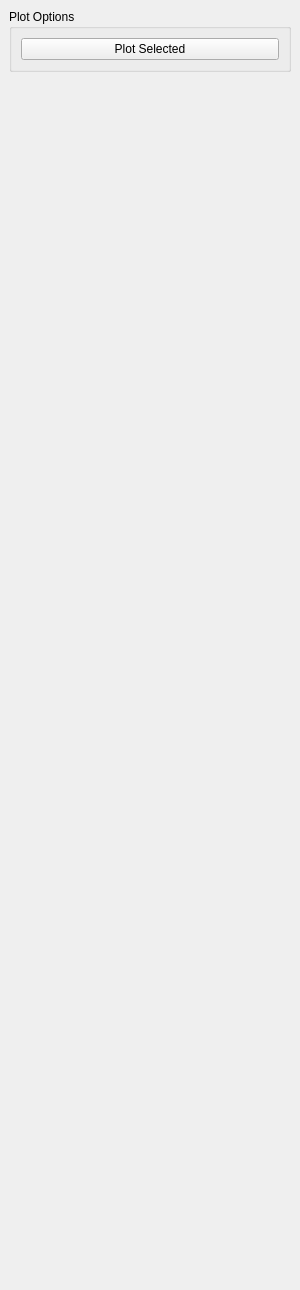
Above: spectralprofiler_dockwidget_base.ui from lesliemayer/spectralProfiler before the change. Below: the same form after it.
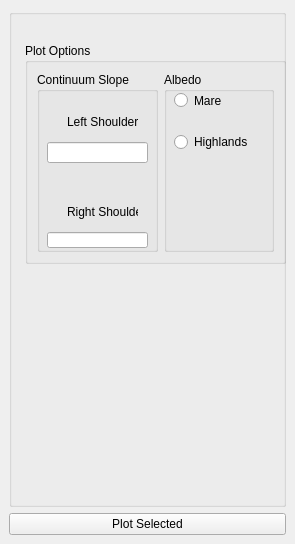
That is the form after the change.

Commit message: feat : setting correction button to "Mare", changed dock gui (added radio buttons and text boxes)

Patch:
```diff
--- a/spectralprofiler_dockwidget_base.ui
+++ b/spectralprofiler_dockwidget_base.ui
@@ -9,8 +9,8 @@
    <rect>
     <x>0</x>
     <y>0</y>
-    <width>300</width>
-    <height>1290</height>
+    <width>295</width>
+    <height>544</height>
    </rect>
   </property>
   <property name="windowTitle">
@@ -73,33 +73,122 @@
          </property>
          <layout class="QVBoxLayout" name="verticalLayout_2">
           <item>
-           <widget class="QGroupBox" name="groupBox_10">
+           <widget class="QGroupBox" name="groupBox_2">
             <property name="title">
-             <string>Plot Options</string>
+             <string/>
             </property>
-            <layout class="QGridLayout" name="gridLayout_11">
-             <item row="0" column="0">
-              <widget class="QPushButton" name="plot_selected">
-               <property name="text">
-                <string>Plot Selected</string>
-               </property>
-              </widget>
-             </item>
-            </layout>
+            <widget class="QGroupBox" name="groupBox_10">
+             <property name="geometry">
+              <rect>
+               <x>16</x>
+               <y>34</y>
+               <width>261</width>
+               <height>221</height>
+              </rect>
+             </property>
+             <property name="title">
+              <string>Plot Options</string>
+             </property>
+             <layout class="QGridLayout" name="gridLayout_11">
+              <item row="1" column="1">
+               <widget class="QGroupBox" name="groupBox">
+                <property name="title">
+                 <string>Albedo</string>
+                </property>
+                <property name="checkable">
+                 <bool>false</bool>
+                </property>
+                <widget class="QRadioButton" name="radioButton_2">
+                 <property name="geometry">
+                  <rect>
+                   <x>10</x>
+                   <y>20</y>
+                   <width>51</width>
+                   <height>17</height>
+                  </rect>
+                 </property>
+                 <property name="text">
+                  <string>Mare</string>
+                 </property>
+                </widget>
+                <widget class="QRadioButton" name="radioButton_3">
+                 <property name="geometry">
+                  <rect>
+                   <x>10</x>
+                   <y>60</y>
+                   <width>81</width>
+                   <height>20</height>
+                  </rect>
+                 </property>
+                 <property name="text">
+                  <string>Highlands</string>
+                 </property>
+                </widget>
+               </widget>
+              </item>
+              <item row="1" column="0">
+               <widget class="QGroupBox" name="groupBox_3">
+                <property name="title">
+                 <string>Continuum Slope</string>
+                </property>
+                <widget class="QLineEdit" name="lineEdit_2">
+                 <property name="geometry">
+                  <rect>
+                   <x>10</x>
+                   <y>160</y>
+                   <width>101</width>
+                   <height>16</height>
+                  </rect>
+                 </property>
+                </widget>
+                <widget class="QLineEdit" name="lineEdit">
+                 <property name="geometry">
+                  <rect>
+                   <x>10</x>
+                   <y>70</y>
+                   <width>101</width>
+                   <height>21</height>
+                  </rect>
+                 </property>
+                </widget>
+                <widget class="QLabel" name="label">
+                 <property name="geometry">
+                  <rect>
+                   <x>30</x>
+                   <y>40</y>
+                   <width>71</width>
+                   <height>20</height>
+                  </rect>
+                 </property>
+                 <property name="text">
+                  <string>Left Shoulder</string>
+                 </property>
+                </widget>
+                <widget class="QLabel" name="label_2">
+                 <property name="geometry">
+                  <rect>
+                   <x>30</x>
+                   <y>130</y>
+                   <width>71</width>
+                   <height>20</height>
+                  </rect>
+                 </property>
+                 <property name="text">
+                  <string>Right Shoulder</string>
+                 </property>
+                </widget>
+               </widget>
+              </item>
+             </layout>
+            </widget>
            </widget>
           </item>
           <item>
-           <spacer name="verticalSpacer_2">
-            <property name="orientation">
-             <enum>Qt::Vertical</enum>
+           <widget class="QPushButton" name="plot_selected">
+            <property name="text">
+             <string>Plot Selected</string>
             </property>
-            <property name="sizeHint" stdset="0">
-             <size>
-              <width>20</width>
-              <height>40</height>
-             </size>
-            </property>
-           </spacer>
+           </widget>
           </item>
          </layout>
         </widget>
```
The commit also changes 1 other file.
